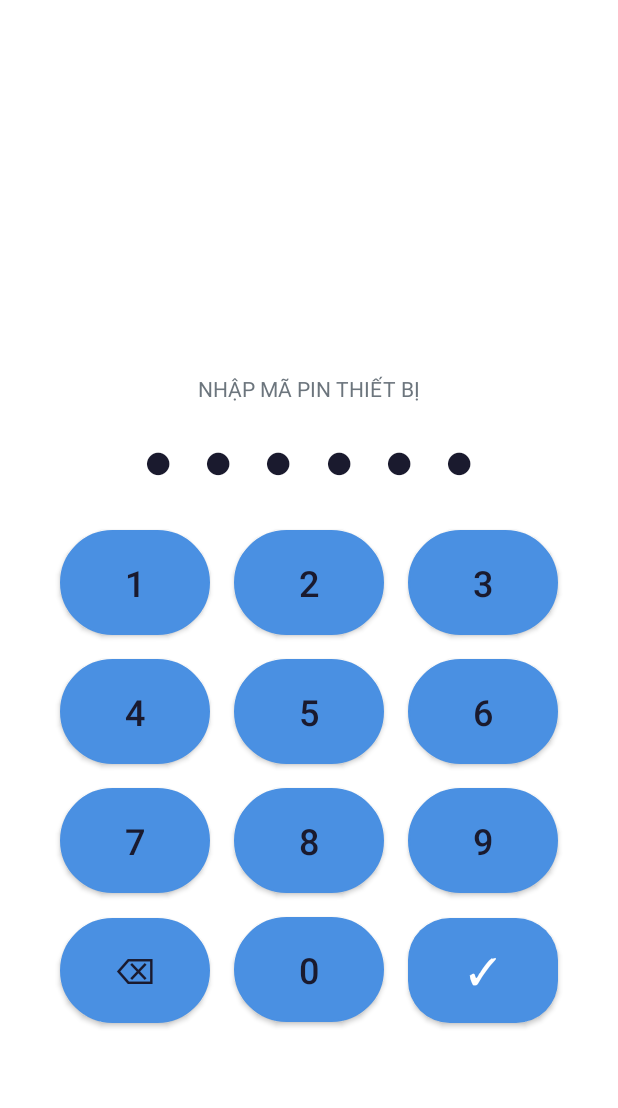
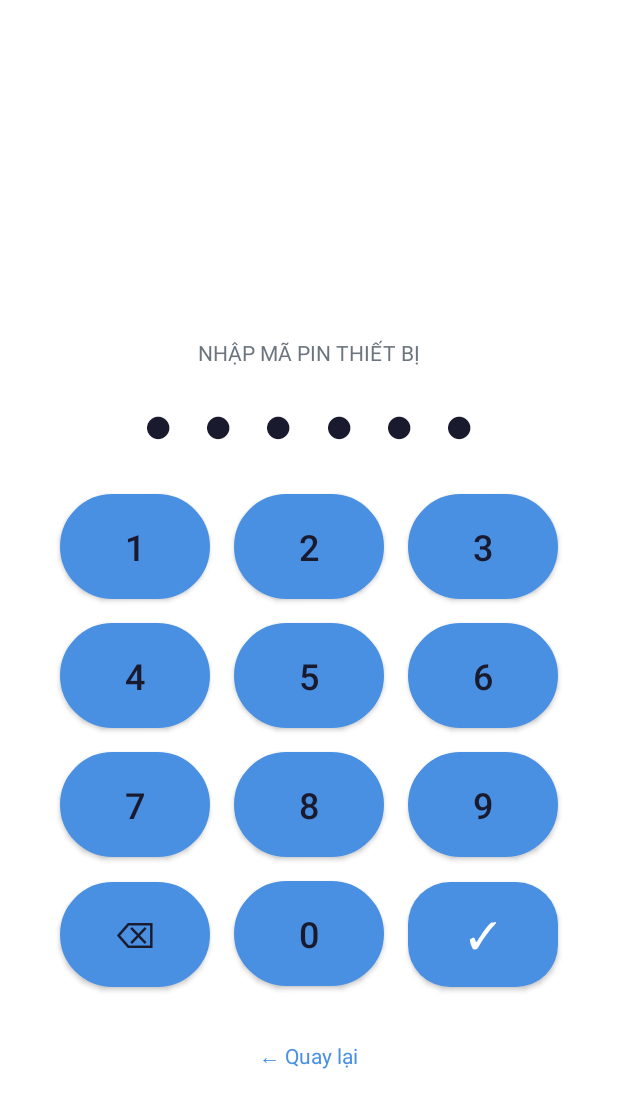
Before and after one commit to Mr-Rabbit146452001/SmartLock, an Android app: the DevicePinActivity screen opened directly, with no data from a screen before it, on a phone screen of 412 x 824 dp. Shown: the top 1108 px of the screen. Run offline under Robolectric (Android 15) with nearby library versions, the light colour scheme and no system bars; our stand-ins replace Firebase (no records; nobody signed in at launch, a user with empty details on screens opened directly).

Commit message:
Fix back buttons on DeviceList, AddDevice and DevicePin screens

```diff
--- a/app/src/main/java/com/example/smartlock/AddDeviceActivity.java
+++ b/app/src/main/java/com/example/smartlock/AddDeviceActivity.java
@@ -4,6 +4,7 @@ import android.os.Bundle;
 import android.text.TextUtils;
 import android.widget.Button;
 import android.widget.EditText;
+import android.widget.TextView;
 import android.widget.Toast;
 import androidx.appcompat.app.AppCompatActivity;
 import com.example.smartlock.models.Device;
@@ -13,6 +14,7 @@ public class AddDeviceActivity extends AppCompatActivity {
 
     private EditText edtDeviceName, edtDeviceSerial, edtPin;
     private Button btnAdd;
+    private TextView tvBack;
     private FirebaseManager firebaseManager;
 
     @Override
@@ -31,10 +33,12 @@ public class AddDeviceActivity extends AppCompatActivity {
         edtDeviceSerial = findViewById(R.id.edt_device_serial);
         edtPin = findViewById(R.id.edt_pin);
         btnAdd = findViewById(R.id.btn_add);
+        tvBack = findViewById(R.id.tv_back);
     }
 
     private void setupListeners() {
         btnAdd.setOnClickListener(v -> addDevice());
+        tvBack.setOnClickListener(v -> finish());
     }
 
     private void addDevice() {
--- a/app/src/main/java/com/example/smartlock/DeviceListActivity.java
+++ b/app/src/main/java/com/example/smartlock/DeviceListActivity.java
@@ -20,7 +20,7 @@ import java.util.List;
 public class DeviceListActivity extends AppCompatActivity {
 
     private ListView lvDevices;
-    private TextView tvEmpty;
+    private TextView tvEmpty, tvBack;
     private Button btnAddDevice;
     private List<Device> deviceList;
     private DeviceAdapter adapter;
@@ -47,6 +47,7 @@ public class DeviceListActivity extends AppCompatActivity {
         lvDevices = findViewById(R.id.lv_devices);
         tvEmpty = findViewById(R.id.tv_empty);
         btnAddDevice = findViewById(R.id.btn_add_device);
+        tvBack = findViewById(R.id.tv_back);
         deviceList = new ArrayList<>();
     }
 
@@ -102,5 +103,6 @@ public class DeviceListActivity extends AppCompatActivity {
             Intent intent = new Intent(DeviceListActivity.this, AddDeviceActivity.class);
             startActivity(intent);
         });
+        tvBack.setOnClickListener(v -> finish());
     }
 }
--- a/app/src/main/java/com/example/smartlock/DevicePinActivity.java
+++ b/app/src/main/java/com/example/smartlock/DevicePinActivity.java
@@ -11,7 +11,7 @@ import com.example.smartlock.utils.EncryptionHelper;
 
 public class DevicePinActivity extends AppCompatActivity {
 
-    private TextView tvDeviceName, tvDeviceSerial, tvPinDisplay, tvError;
+    private TextView tvDeviceName, tvDeviceSerial, tvPinDisplay, tvError, tvBack;
     private Button btn0, btn1, btn2, btn3, btn4, btn5, btn6, btn7, btn8, btn9;
     private Button btnClear, btnConfirm;
 
@@ -55,6 +55,7 @@ public class DevicePinActivity extends AppCompatActivity {
         btn9 = findViewById(R.id.btn_9);
         btnClear = findViewById(R.id.btn_clear);
         btnConfirm = findViewById(R.id.btn_confirm);
+        tvBack = findViewById(R.id.tv_back);
     }
 
     private void setupListeners() {
@@ -78,6 +79,7 @@ public class DevicePinActivity extends AppCompatActivity {
         });
 
         btnConfirm.setOnClickListener(v -> verifyPin());
+        tvBack.setOnClickListener(v -> finish());
     }
 
     private void addDigit(char digit) {
--- a/app/src/main/res/layout/activity_device_pin.xml
+++ b/app/src/main/res/layout/activity_device_pin.xml
@@ -76,4 +76,15 @@
 
     </GridLayout>
 
+    <!-- Nút quay lại -->
+    <TextView
+        android:id="@+id/tv_back"
+        android:layout_width="wrap_content"
+        android:layout_height="wrap_content"
+        android:text="← Quay lại"
+        android:textColor="@color/blue"
+        android:textSize="14sp"
+        android:layout_gravity="center"
+        android:layout_marginTop="28dp" />
+
 </LinearLayout>
```
